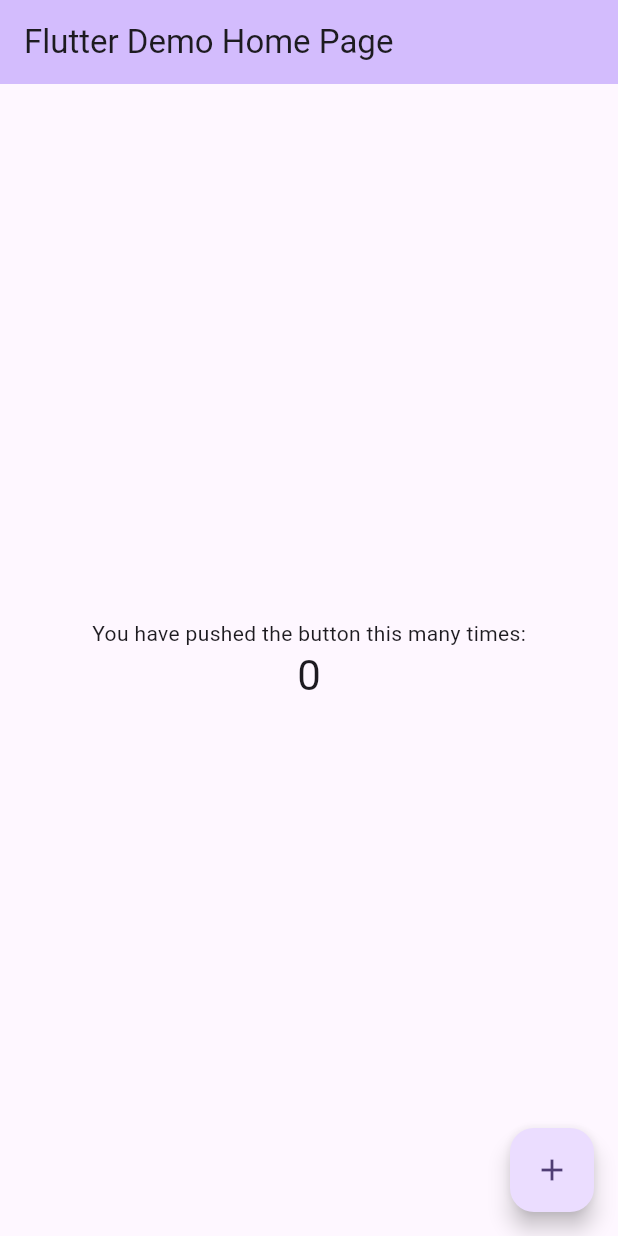
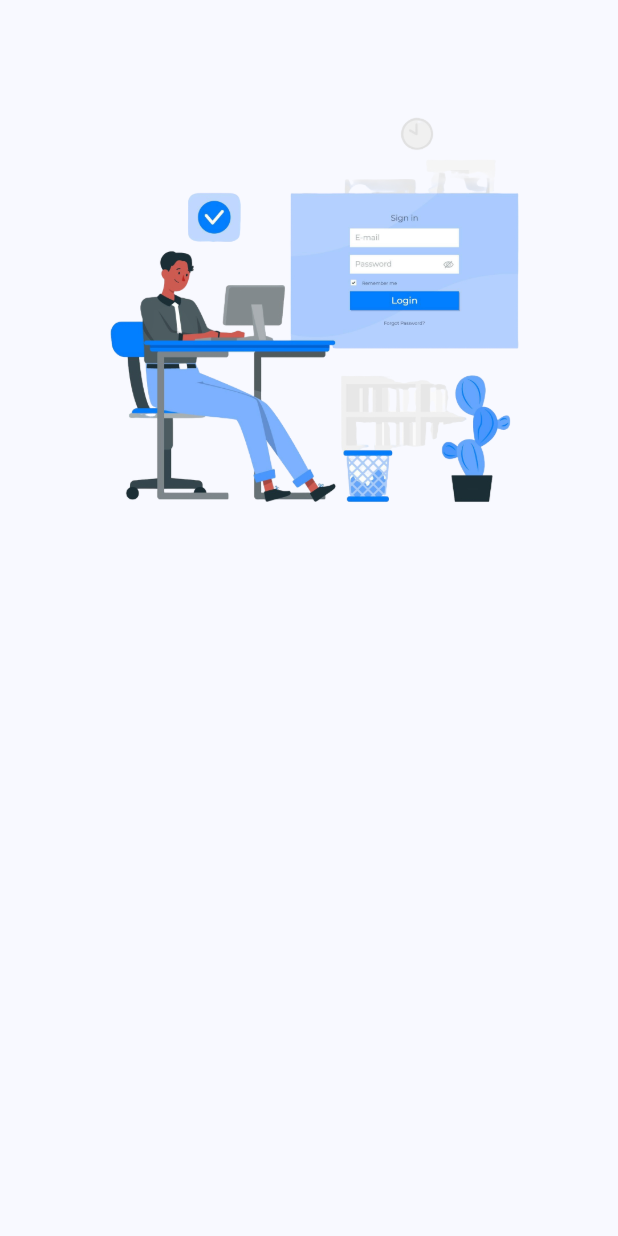
Before and after one commit to henna04/worker_bee, a Flutter app: the screen it shows after launch, on a phone screen of 412 x 824 dp. Run offline on Flutter 3.47's test engine with Material 3 defaults, Android fonts, the phone set to English and light mode, and no system bars.

Commit message:
stated login screen

```diff
--- a/lib/main.dart
+++ b/lib/main.dart
@@ -1,4 +1,5 @@
 import 'package:flutter/material.dart';
+import 'package:worker_bee/view/login_view.dart';
 
 void main() {
   runApp(const MyApp());
@@ -11,115 +12,13 @@
   @override
   Widget build(BuildContext context) {
     return MaterialApp(
-      title: 'Flutter Demo',
+      title: 'Workerbee',
+      debugShowCheckedModeBanner: false,
       theme: ThemeData(
-        // This is the theme of your application.
-        //
-        // TRY THIS: Try running your application with "flutter run". You'll see
-        // the application has a purple toolbar. Then, without quitting the app,
-        // try changing the seedColor in the colorScheme below to Colors.green
-        // and then invoke "hot reload" (save your changes or press the "hot
-        // reload" button in a Flutter-supported IDE, or press "r" if you used
-        // the command line to start the app).
-        //
-        // Notice that the counter didn't reset back to zero; the application
-        // state is not lost during the reload. To reset the state, use hot
-        // restart instead.
-        //
-        // This works for code too, not just values: Most code changes can be
-        // tested with just a hot reload.
-        colorScheme: ColorScheme.fromSeed(seedColor: Colors.deepPurple),
+        colorScheme: ColorScheme.fromSeed(seedColor: Colors.blue),
         useMaterial3: true,
       ),
-      home: const MyHomePage(title: 'Flutter Demo Home Page'),
+      home: const LoginView(),
     );
   }
 }
-
-class MyHomePage extends StatefulWidget {
-  const MyHomePage({super.key, required this.title});
-
-  // This widget is the home page of your application. It is stateful, meaning
-  // that it has a State object (defined below) that contains fields that affect
-  // how it looks.
-
-  // This class is the configuration for the state. It holds the values (in this
-  // case the title) provided by the parent (in this case the App widget) and
-  // used by the build method of the State. Fields in a Widget subclass are
-  // always marked "final".
-
-  final String title;
-
-  @override
-  State<MyHomePage> createState() => _MyHomePageState();
-}
-
-class _MyHomePageState extends State<MyHomePage> {
-  int _counter = 0;
-
-  void _incrementCounter() {
-    setState(() {
-      // This call to setState tells the Flutter framework that something has
-      // changed in this State, which causes it to rerun the build method below
-      // so that the display can reflect the updated values. If we changed
-      // _counter without calling setState(), then the build method would not be
-      // called again, and so nothing would appear to happen.
-      _counter++;
-    });
-  }
-
-  @override
-  Widget build(BuildContext context) {
-    // This method is rerun every time setState is called, for instance as done
-    // by the _incrementCounter method above.
-    //
-    // The Flutter framework has been optimized to make rerunning build methods
-    // fast, so that you can just rebuild anything that needs updating rather
-    // than having to individually change instances of widgets.
-    return Scaffold(
-      appBar: AppBar(
-        // TRY THIS: Try changing the color here to a specific color (to
-        // Colors.amber, perhaps?) and trigger a hot reload to see the AppBar
-        // change color while the other colors stay the same.
-        backgroundColor: Theme.of(context).colorScheme.inversePrimary,
-        // Here we take the value from the MyHomePage object that was created by
-        // the App.build method, and use it to set our appbar title.
-        title: Text(widget.title),
-      ),
-      body: Center(
-        // Center is a layout widget. It takes a single child and positions it
-        // in the middle of the parent.
-        child: Column(
-          // Column is also a layout widget. It takes a list of children and
-          // arranges them vertically. By default, it sizes itself to fit its
-          // children horizontally, and tries to be as tall as its parent.
-          //
-          // Column has various properties to control how it sizes itself and
-          // how it positions its children. Here we use mainAxisAlignment to
-          // center the children vertically; the main axis here is the vertical
-          // axis because Columns are vertical (the cross axis would be
-          // horizontal).
-          //
-          // TRY THIS: Invoke "debug painting" (choose the "Toggle Debug Paint"
-          // action in the IDE, or press "p" in the console), to see the
-          // wireframe for each widget.
-          mainAxisAlignment: MainAxisAlignment.center,
-          children: <Widget>[
-            const Text(
-              'You have pushed the button this many times:',
-            ),
-            Text(
-              '$_counter',
-              style: Theme.of(context).textTheme.headlineMedium,
-            ),
-          ],
-        ),
-      ),
-      floatingActionButton: FloatingActionButton(
-        onPressed: _incrementCounter,
-        tooltip: 'Increment',
-        child: const Icon(Icons.add),
-      ), // This trailing comma makes auto-formatting nicer for build methods.
-    );
-  }
-}
--- /dev/null
+++ b/lib/view/login_view.dart
@@ -0,0 +1,24 @@
+import 'package:flutter/material.dart';
+
+class LoginView extends StatefulWidget {
+  const LoginView({super.key});
+
+  @override
+  State<LoginView> createState() => _LoginViewState();
+}
+
+class _LoginViewState extends State<LoginView> {
+  @override
+  Widget build(BuildContext context) {
+    return Scaffold(
+      body: Padding(
+        padding: const EdgeInsets.all(16),
+        child: Column(
+          children: [
+            Image.asset("assets/images/login_image.png"),
+          ],
+        ),
+      ),
+    );
+  }
+}
--- a/pubspec.yaml
+++ b/pubspec.yaml
@@ -59,9 +59,8 @@ flutter:
   uses-material-design: true
 
   # To add assets to your application, add an assets section, like this:
-  # assets:
-  #   - images/a_dot_burr.jpeg
-  #   - images/a_dot_ham.jpeg
+  assets:
+    - assets/images/
 
   # An image asset can refer to one or more resolution-specific "variants", see
   # https://flutter.dev/to/resolution-aware-images
```
Also changed, not shown: assets/images/login_image.png (added).
